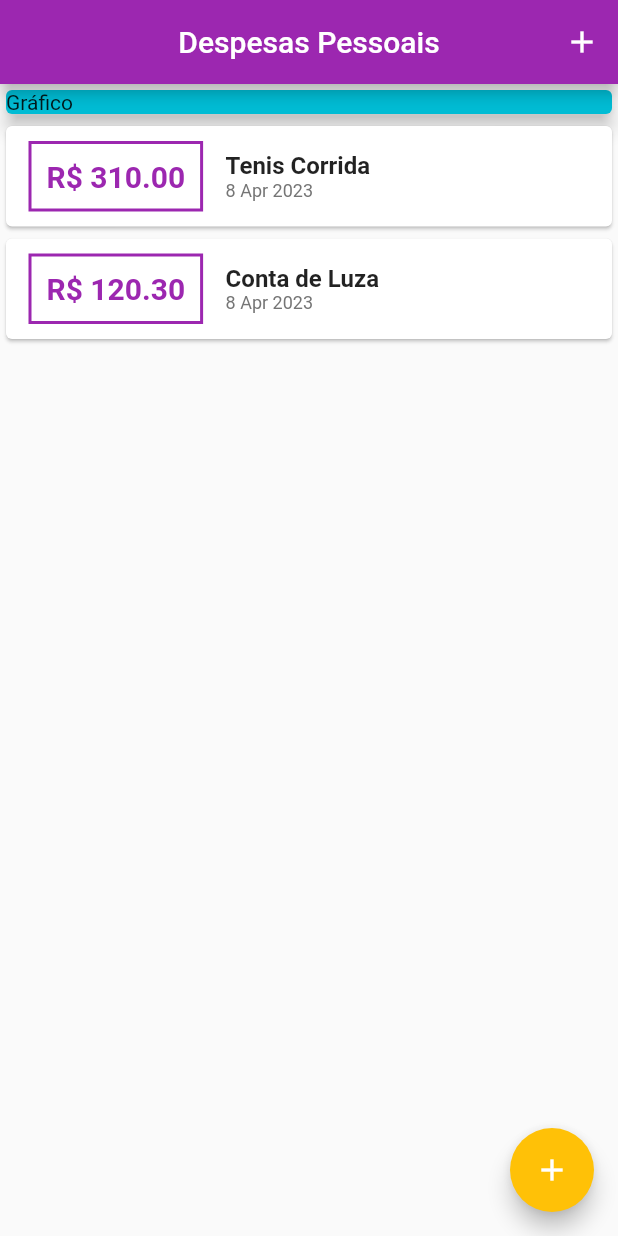
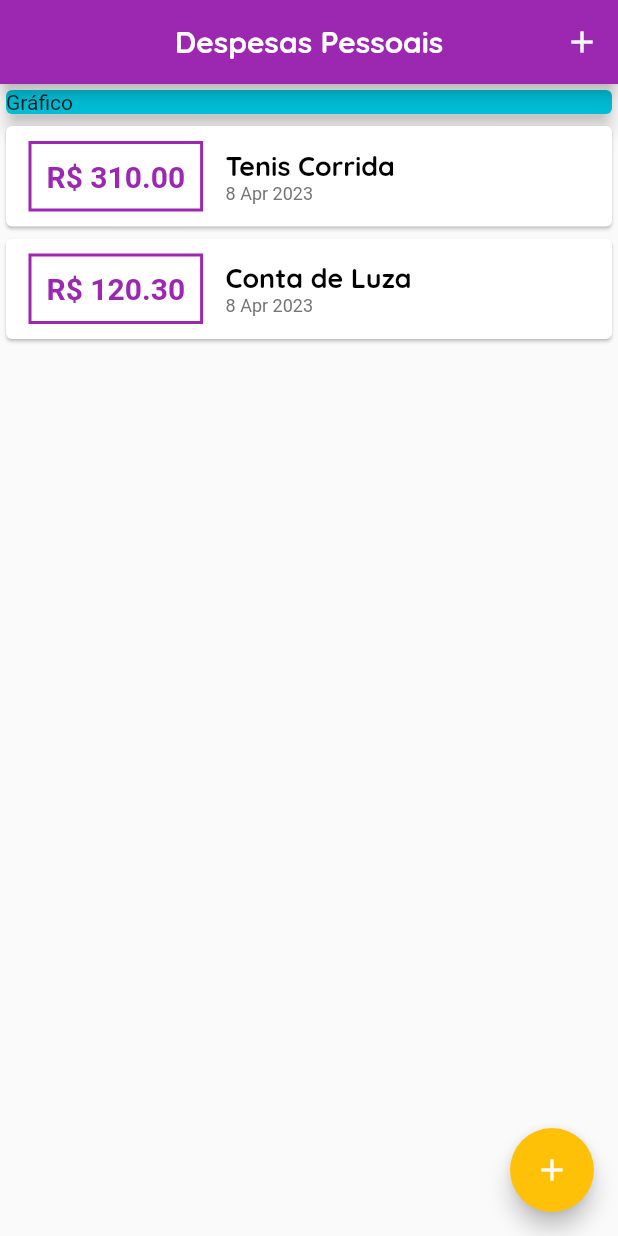
Before and after one commit to 9reis/despesas_pessoais__flutter, a Flutter app: the screen it shows after launch, on a phone screen of 412 x 824 dp. Run offline on Flutter 3.47's test engine with Material 2 defaults, Android fonts, the light colour scheme and no system bars.

Commit message:
Fontes Personalizadas e Theme

```diff
--- a/lib/components/transaction_list.dart
+++ b/lib/components/transaction_list.dart
@@ -48,10 +48,7 @@
                   children: [
                     Text(
                       tr.title,
-                      style: TextStyle(
-                        fontSize: 16,
-                        fontWeight: FontWeight.bold,
-                      ),
+                      style: Theme.of(context).textTheme.headlineSmall,
                     ),
                     Text(
                       DateFormat('d MMM y').format(tr.date),
--- a/lib/main.dart
+++ b/lib/main.dart
@@ -19,12 +19,22 @@
       home: MyHomePage(),
       debugShowCheckedModeBanner: false,
       theme: tema.copyWith(
-        colorScheme: tema.colorScheme.copyWith(
-          primary: Colors.purple,
-          // Cor de destaque
-          secondary: Colors.amber,
-        ),
-      ),
+          colorScheme: tema.colorScheme.copyWith(
+              primary: Colors.purple,
+              // Cor de destaque
+              secondary: Colors.amber),
+          textTheme: ThemeData.light().textTheme.copyWith(
+                  headlineSmall: TextStyle(
+                fontFamily: 'Quicksand',
+                fontSize: 18,
+                fontWeight: FontWeight.bold,
+                color: Colors.black,
+              )),
+          appBarTheme: AppBarTheme(
+              titleTextStyle: TextStyle(
+                  fontFamily: 'Quicksand',
+                  fontSize: 20,
+                  fontWeight: FontWeight.bold))),
     );
   }
 }
```
Also changed, not shown: pubspec.yaml (+12 -6 lines), assets/fonts/OpenSans-Bold.ttf (added), assets/fonts/OpenSans-Regular.ttf (added), assets/fonts/Quicksand-Bold.ttf (added), assets/fonts/Quicksand-Light.ttf (added), assets/fonts/Quicksand-Medium.ttf (added), assets/fonts/Quicksand-Regular.ttf (added).
